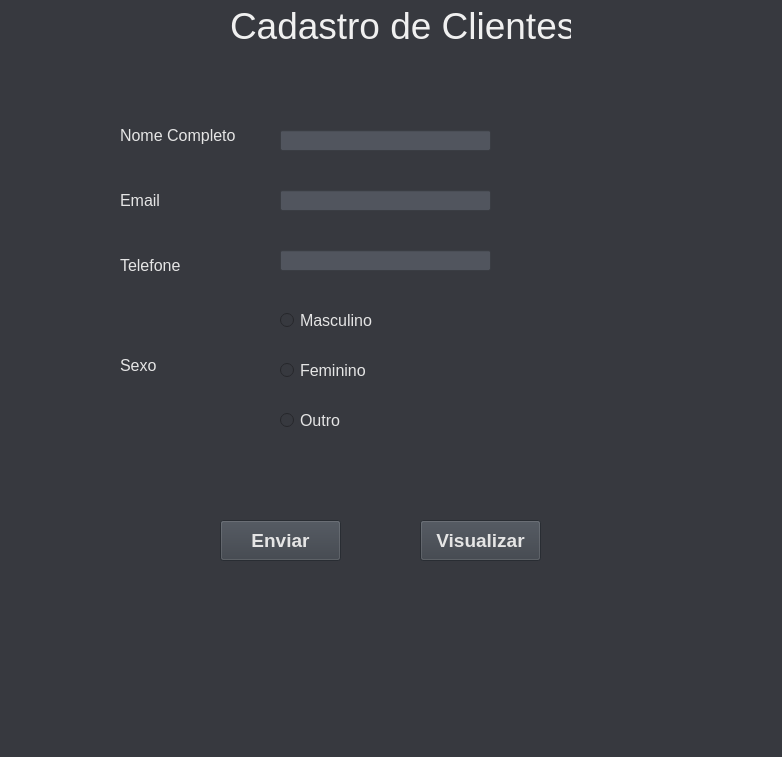
The window that SYSTEM CONTROL/PrototipoCadastroCliente.ui (victorkok/OPE-Oficina-Mecanica) describes before a commit, drawn with Qt 5.
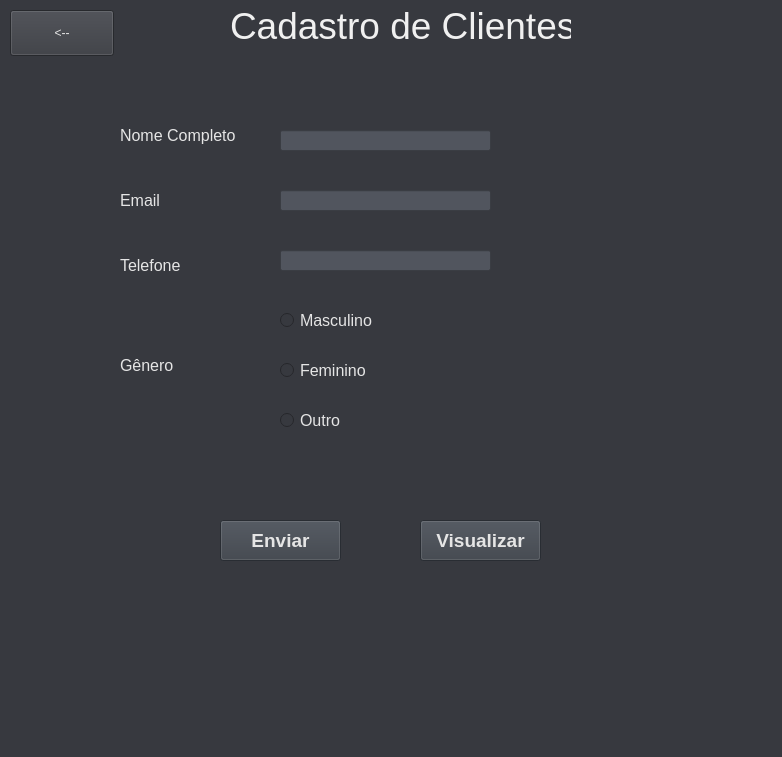
The same window after the commit.

Patch:
```diff
--- a/SYSTEM CONTROL/PrototipoCadastroCliente.ui
+++ b/SYSTEM CONTROL/PrototipoCadastroCliente.ui
@@ -181,7 +181,7 @@
      <string notr="true">color: rgb(229, 229, 229)</string>
     </property>
     <property name="text">
-     <string>Sexo</string>
+     <string>Gênero</string>
     </property>
    </widget>
    <widget class="QRadioButton" name="radioButton">
@@ -295,6 +295,30 @@
      <string>Visualizar</string>
     </property>
    </widget>
+   <widget class="QPushButton" name="voltar">
+    <property name="geometry">
+     <rect>
+      <x>10</x>
+      <y>10</y>
+      <width>104</width>
+      <height>46</height>
+     </rect>
+    </property>
+    <property name="sizeIncrement">
+     <size>
+      <width>0</width>
+      <height>0</height>
+     </size>
+    </property>
+    <property name="font">
+     <font>
+      <pointsize>9</pointsize>
+     </font>
+    </property>
+    <property name="text">
+     <string>&lt;--</string>
+    </property>
+   </widget>
   </widget>
   <widget class="QStatusBar" name="statusbar"/>
   <widget class="QMenuBar" name="menubar">
```
